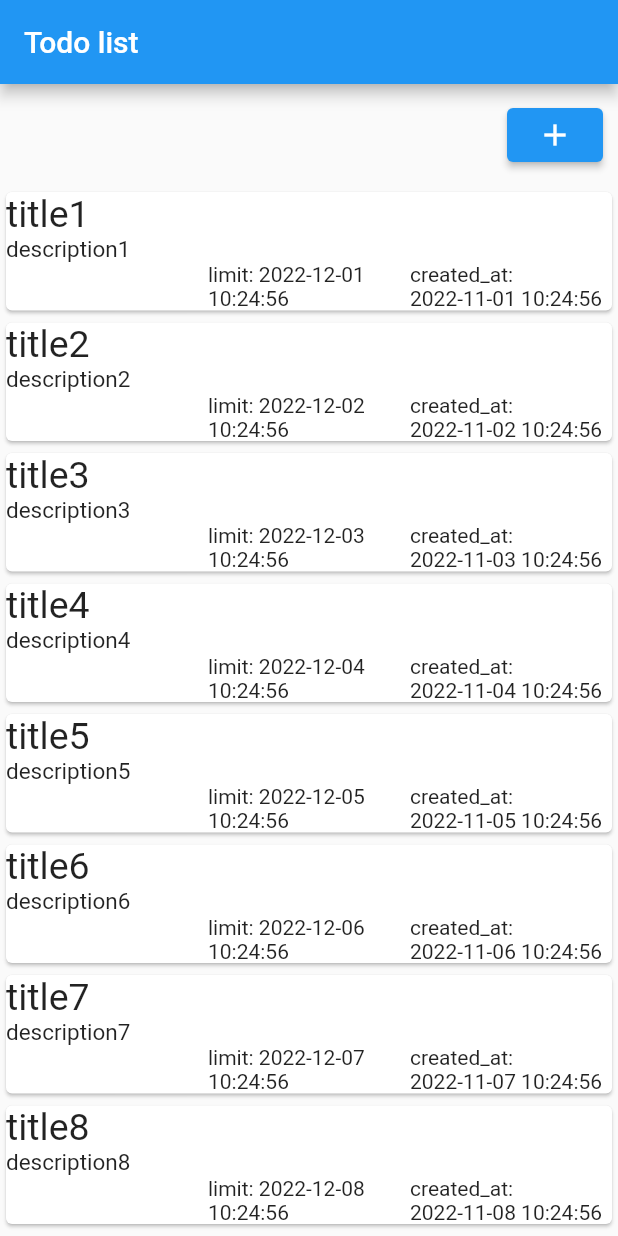
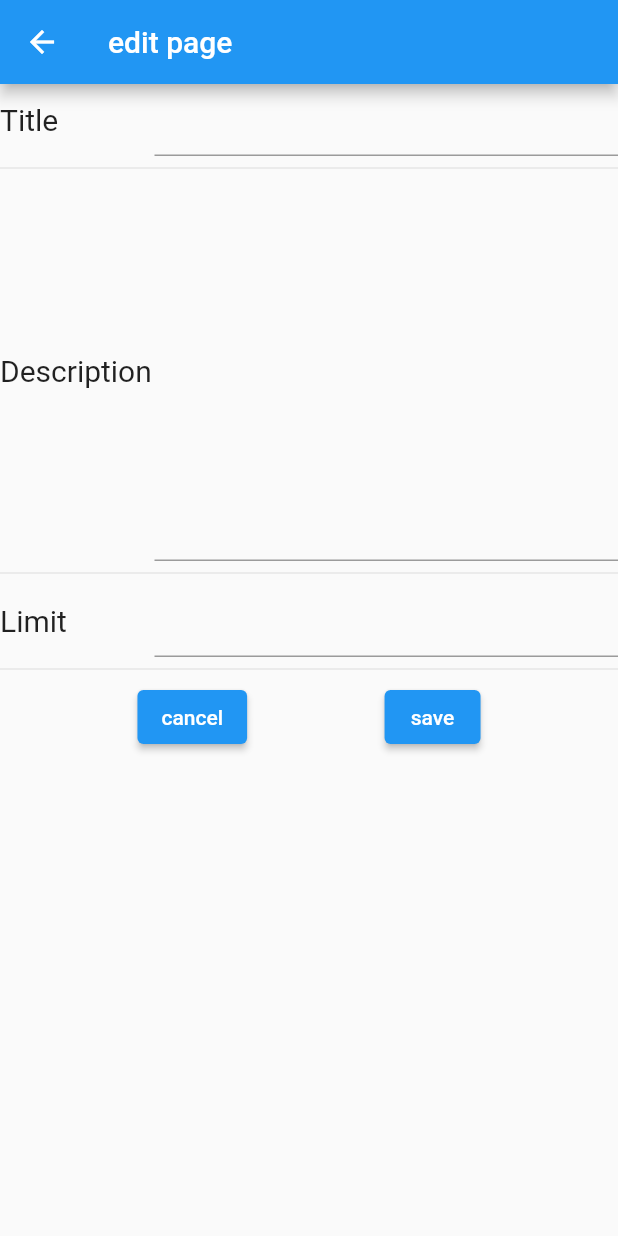
Before and after one commit to blck-snwmn/todosample, a Flutter app: the screen it shows after launch, after a tap on the "add" icon, on a phone screen of 412 x 824 dp. Run offline on Flutter 3.47's test engine with Material 2 defaults, Android fonts, the phone set to English and light mode, and no system bars; drawn by our look-alikes of flutter_slidable; our stand-ins replace hooks_riverpod, qr_flutter; missing offline and left inert: qr_code_scanner.

Commit message:
Add edit page

```diff
--- a/lib/main.dart
+++ b/lib/main.dart
@@ -6,6 +6,7 @@ import 'package:hooks_riverpod/hooks_riverpod.dart';
 import 'package:qr_flutter/qr_flutter.dart';
 import 'package:qr_code_scanner/qr_code_scanner.dart';
 import 'package:flutter_slidable/flutter_slidable.dart';
+import 'package:uuid/uuid.dart';
 
 class Todo {
   final String id;
@@ -98,7 +99,15 @@ class TodoListPage extends ConsumerWidget {
               Padding(
                 padding: const EdgeInsets.all(10),
                 child: ElevatedButton(
-                    onPressed: () {}, child: const Icon(Icons.add)),
+                    onPressed: () {
+                      Navigator.push(
+                        context,
+                        MaterialPageRoute(
+                          builder: (context) => TodoAddPage(),
+                        ),
+                      );
+                    },
+                    child: const Icon(Icons.add)),
               )
             ],
           ),
@@ -308,6 +317,105 @@ class TodoEditPage extends ConsumerWidget {
   }
 }
 
+class TodoAddPage extends ConsumerWidget {
+  String title = "";
+  String description = "";
+  String limit = "";
+
+  TodoAddPage({super.key});
+
+  @override
+  Widget build(BuildContext context, WidgetRef ref) {
+    const textStyle = TextStyle(fontSize: 20);
+    return Scaffold(
+      appBar: AppBar(
+        title: const Text("edit page"),
+      ),
+      body: SizedBox(
+        width: double.infinity,
+        child: Column(
+          children: [
+            Row(
+              children: [
+                const Expanded(child: Text("Title", style: textStyle)),
+                Expanded(
+                  flex: 3,
+                  child: TextField(
+                    style: textStyle,
+                    onChanged: (value) {
+                      title = value;
+                    },
+                  ),
+                )
+              ],
+            ),
+            const Divider(),
+            Row(
+              // crossAxisAlignment: CrossAxisAlignment.start,
+              children: [
+                const Expanded(child: Text("Description", style: textStyle)),
+                Expanded(
+                  flex: 3,
+                  child: TextField(
+                    keyboardType: TextInputType.multiline,
+                    maxLines: 10,
+                    style: textStyle,
+                    onChanged: (value) {
+                      description = value;
+                    },
+                  ),
+                )
+              ],
+            ),
+            const Divider(),
+            Row(
+              children: [
+                const Expanded(child: Text("Limit", style: textStyle)),
+                Expanded(
+                  flex: 3,
+                  child: TextField(
+                    style: textStyle,
+                    onChanged: (value) {
+                      limit = value;
+                    },
+                  ),
+                )
+              ],
+            ),
+            const Divider(),
+            Row(
+              children: [
+                const Spacer(),
+                ElevatedButton(
+                  onPressed: () {
+                    Navigator.pop(context);
+                  },
+                  child: const Text("cancel"),
+                ),
+                const Spacer(),
+                ElevatedButton(
+                  onPressed: () {
+                    if (title == "" || description == "" || limit == "") return;
+                    ref.read(todosProvider.notifier).addTodo(Todo(
+                        (const Uuid()).v4().toString(),
+                        title,
+                        description,
+                        limit,
+                        DateTime.now().toString()));
+                    Navigator.pop(context);
+                  },
+                  child: const Text("save"),
+                ),
+                const Spacer(),
+              ],
+            ),
+          ],
+        ),
+      ),
+    );
+  }
+}
+
 class QRViewExample extends StatefulWidget {
   const QRViewExample({super.key});
 
--- a/pubspec.yaml
+++ b/pubspec.yaml
@@ -40,6 +40,7 @@ dependencies:
   qr_flutter: ^4.0.0
   flutter_slidable: ^2.0.0
   hooks_riverpod: ^2.1.1
+  uuid: ^3.0.7
 
 dev_dependencies:
   flutter_test:
```
Also changed, not shown: pubspec.lock.
